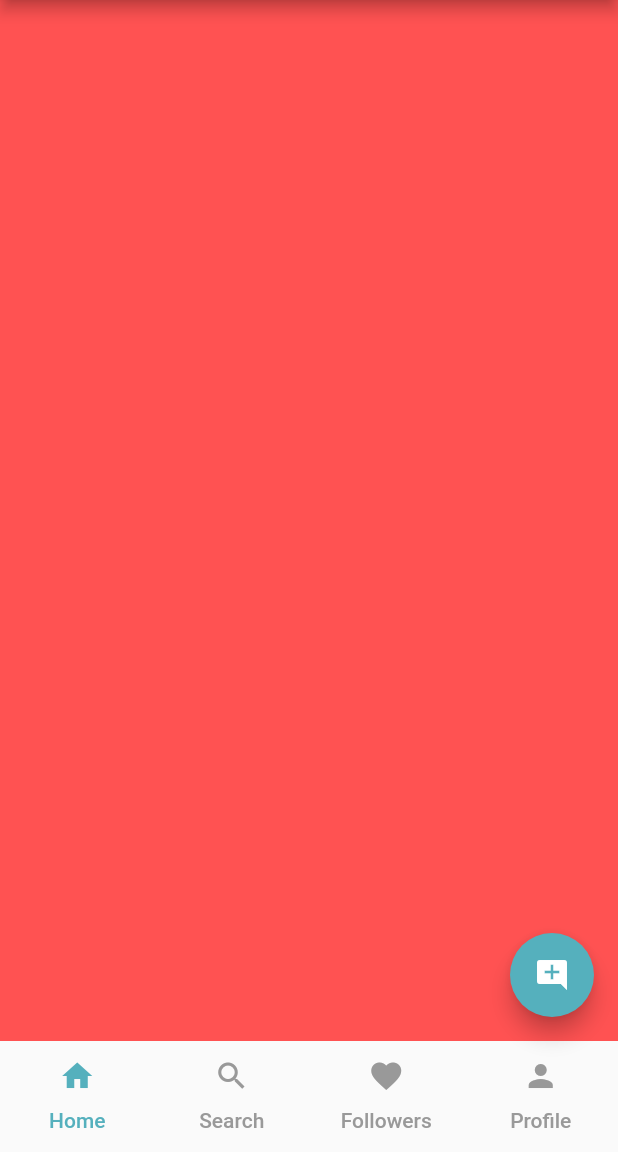
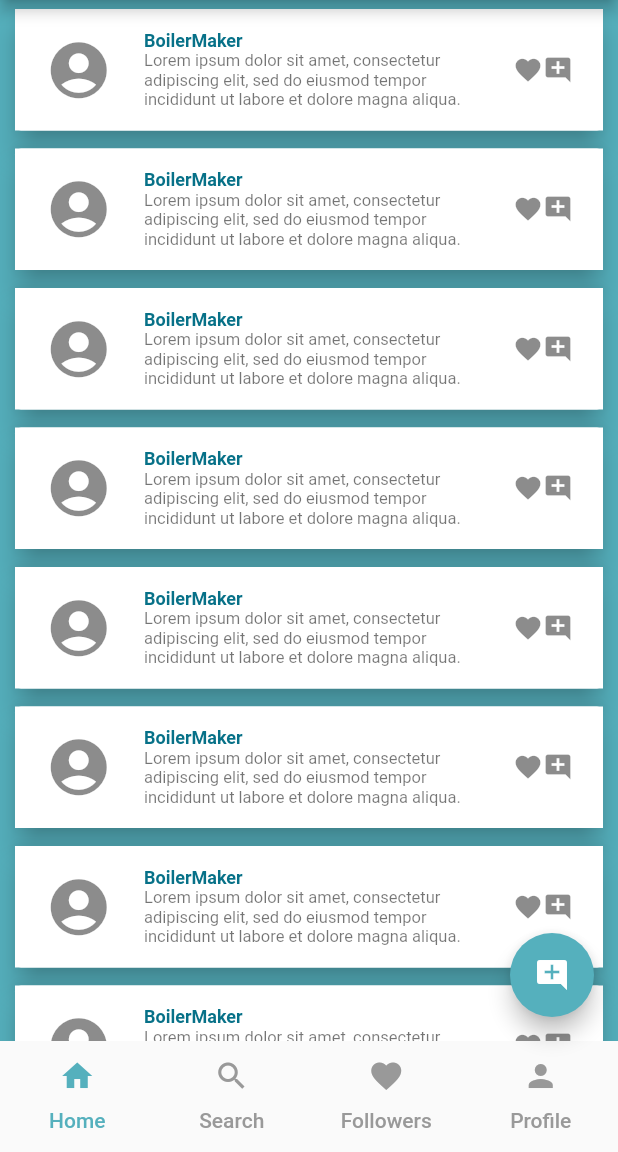
Before and after one commit to awes0menessInc/cs_307, a Flutter app: the screen it shows after launch, on a phone screen of 412 x 824 dp, the part 84-1236 px from its top. Run offline on Flutter 3.47's test engine with Material 2 defaults, Android fonts, the phone set to English and light mode, and no system bars.

Commit message:
Timeline UI

```diff
--- a/lib/timeline.dart
+++ b/lib/timeline.dart
@@ -3,6 +3,132 @@ import 'package:flutter/material.dart';
 class Timeline extends StatelessWidget {
   @override
   Widget build(BuildContext context) {
-    return Scaffold(backgroundColor: Colors.redAccent,);
+    return new MaterialApp(
+      theme: new ThemeData(primaryColor: Colors.white),
+      home: new ListPage(title: 'Timeline'),
+    );
   }
 }
+
+// class Tweet extends StatelessWidget {
+
+//   Tweet({this.user, this.userHandle, this.text});
+//   final String user;
+//   final String userHandle;
+//   final String text;
+
+//   @override
+//   Widget build(BuildContext context) {
+//     return Container(
+//       padding: EdgeInsets.all(10.0),
+//       decoration: BoxDecoration(
+//         color: Colors.white,
+//         border: Border(bottom: BorderSide())
+//         ),
+//       child: new Row(
+//         mainAxisAlignment: MainAxisAlignment.start,
+//         crossAxisAlignment: CrossAxisAlignment.start,
+//         children: <Widget>[
+//           CircleAvatar(
+//             child: Text(user.substring(0,1)),
+//           ),
+//           _tweetContent()
+//         ],
+//       ),
+//       );
+//   }
+
+//   Widget _tweetContent(){
+//     return Flexible(
+//       child: Container(
+//         margin: EdgeInsets.only(left: 10.0),
+//         child: Column(
+//           crossAxisAlignment: CrossAxisAlignment.start,
+//           mainAxisAlignment: MainAxisAlignment.start,
+//           children: <Widget>[
+//             Row(
+//               children: <Widget>[
+//                 Text(user,
+//                     style: TextStyle(
+//                       color: Colors.white,
+//                       fontWeight: FontWeight.bold
+//                     )),
+//                 Container(
+//                   margin: EdgeInsets.only(left: 5.0),
+//                   child: Text(userHandle + " 30m",
+//                     style: TextStyle(color: Colors.grey[400])),
+//                 )
+//               ],
+//             ),
+
+//           ],
+//         ),
+//       ),
+//     );
+//   }
+// }
+
+class ListPage extends StatefulWidget {
+  ListPage({Key key, this.title}) : super(key: key);
+  final String title;
+
+  @override
+  _ListPageState createState() => _ListPageState();
+
+}
+
+class _ListPageState extends State<ListPage> {
+  @override
+  Widget build(BuildContext context) {
+    return Scaffold(
+      backgroundColor: Color.fromRGBO(85, 176, 189, 1.0),
+      body: makeBody,
+    );
+  }
+
+  final makeBody = Container(
+    child: ListView.builder(
+      scrollDirection: Axis.vertical,
+      shrinkWrap: true,
+      itemCount: 10,
+      itemBuilder: (BuildContext context, int index) {
+        return makeCard;
+      },
+      ),
+  );
+
+  static final makeCard = Card(
+    elevation: 8.0,
+    margin: new EdgeInsets.symmetric(horizontal: 10.0, vertical: 6.0),
+    child: Container(
+      decoration: BoxDecoration(color: Colors.white),
+      child: makeListTile,
+    ),
+  );
+
+  static final makeListTile = ListTile(
+    contentPadding : EdgeInsets.symmetric(horizontal: 20.0, vertical: 10.0),
+    leading : Container(
+      padding: EdgeInsets.only(right: 5.0),
+      child: Icon(Icons.account_circle,
+      size: 45.0),
+    ),
+    title: Text(
+      "BoilerMaker",
+      style: TextStyle(color: Color.fromRGBO(7, 113, 136, 1.0), fontWeight: FontWeight.bold, fontSize: 12),
+    ),
+    subtitle: Text("Lorem ipsum dolor sit amet, consectetur adipiscing elit, sed do eiusmod tempor incididunt ut labore et dolore magna aliqua.",
+    style: TextStyle(fontSize: 11)),
+
+    trailing: Row(
+          mainAxisSize : MainAxisSize.min,
+          mainAxisAlignment: MainAxisAlignment.spaceBetween,
+          children: <Widget>[
+            Icon(Icons.favorite,
+            size: 20.0),
+            Icon(Icons.add_comment,
+            size: 20.0)
+          ]
+        ),
+  );
+}
```
